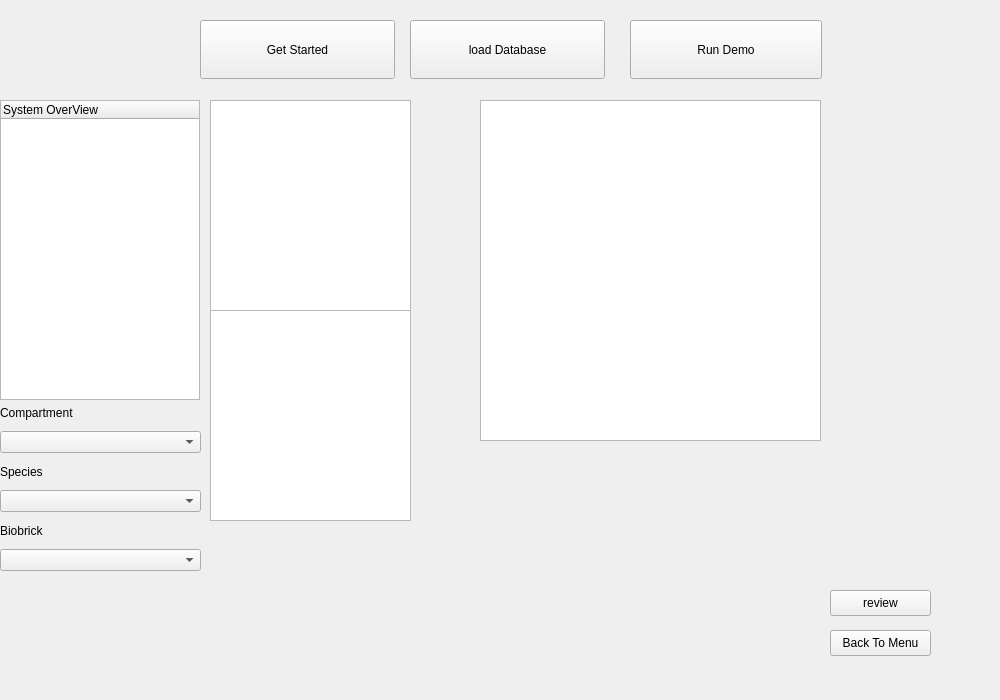
First picture: the form in src/igameUiMort/MainGraphicsView.ui, repository jkdirac/igame, before the edit.
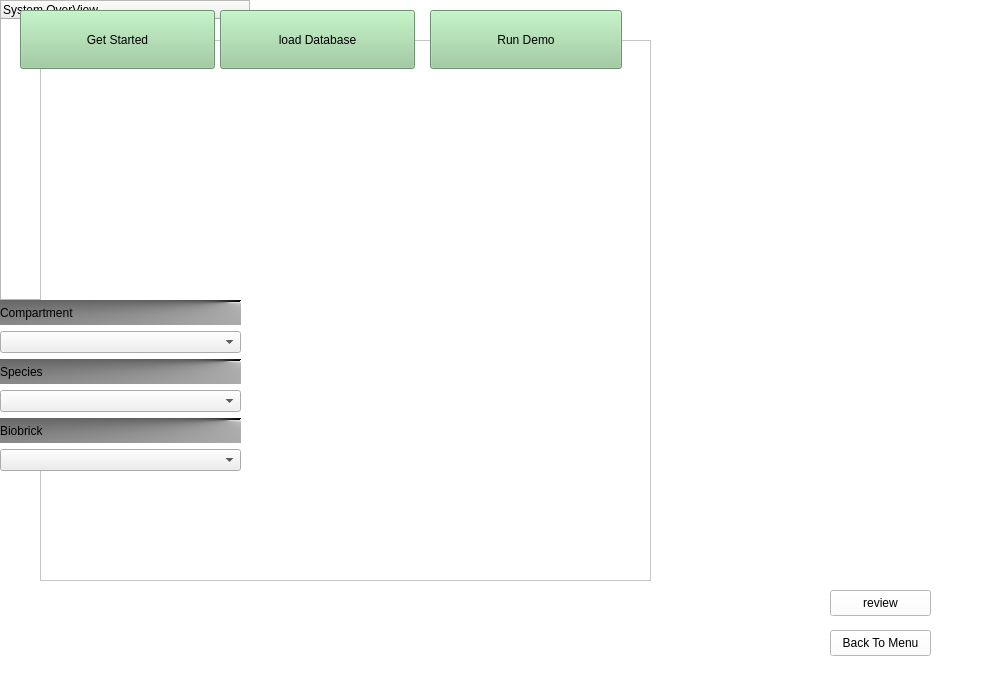
Second picture: the form after the edit. Icons and pictures are not drawn.

The edit to the form file:
```diff
--- a/src/igameUiMort/MainGraphicsView.ui
+++ b/src/igameUiMort/MainGraphicsView.ui
@@ -35,17 +35,20 @@
    <bool>false</bool>
   </property>
   <property name="styleSheet">
-   <string notr="true"/>
+   <string notr="true">background-color: rgb(255, 255, 255);</string>
   </property>
   <widget class="QGraphicsView" name="m_mainGraph">
    <property name="geometry">
     <rect>
-     <x>210</x>
-     <y>100</y>
+     <x>270</x>
+     <y>70</y>
      <width>201</width>
      <height>211</height>
     </rect>
    </property>
+   <property name="styleSheet">
+    <string notr="true">background-color: rgb(151, 203, 154);</string>
+   </property>
    <property name="verticalScrollBarPolicy">
     <enum>Qt::ScrollBarAsNeeded</enum>
    </property>
@@ -66,11 +69,15 @@
    <property name="geometry">
     <rect>
      <x>0</x>
-     <y>100</y>
-     <width>200</width>
+     <y>0</y>
+     <width>250</width>
      <height>300</height>
     </rect>
    </property>
+   <property name="styleSheet">
+    <string notr="true">background-color: rgb(ff,ff,ff);
+font: 9pt &quot;Verdana&quot;;</string>
+   </property>
    <column>
     <property name="text">
      <string notr="true">System OverView</string>
@@ -112,6 +119,9 @@
      <height>211</height>
     </rect>
    </property>
+   <property name="styleSheet">
+    <string notr="true">background-color: rgb(255, 255, 255);</string>
+   </property>
   </widget>
   <widget class="QGraphicsView" name="m_logo">
    <property name="enabled">
@@ -119,10 +129,10 @@
    </property>
    <property name="geometry">
     <rect>
-     <x>480</x>
-     <y>100</y>
-     <width>341</width>
-     <height>341</height>
+     <x>40</x>
+     <y>40</y>
+     <width>611</width>
+     <height>541</height>
     </rect>
    </property>
    <property name="acceptDrops">
@@ -135,8 +145,8 @@
   <widget class="QPushButton" name="m_loadbase">
    <property name="geometry">
     <rect>
-     <x>410</x>
-     <y>20</y>
+     <x>220</x>
+     <y>10</y>
      <width>195</width>
      <height>59</height>
     </rect>
@@ -147,6 +157,10 @@
      <verstretch>0</verstretch>
     </sizepolicy>
    </property>
+   <property name="styleSheet">
+    <string notr="true">background-color: rgb(151, 203, 154);
+font: 75 12pt &quot;Verdana&quot;;</string>
+   </property>
    <property name="text">
     <string>load Database</string>
    </property>
@@ -157,8 +171,8 @@
    </property>
    <property name="geometry">
     <rect>
-     <x>200</x>
-     <y>20</y>
+     <x>20</x>
+     <y>10</y>
      <width>195</width>
      <height>59</height>
     </rect>
@@ -169,6 +183,10 @@
      <verstretch>0</verstretch>
     </sizepolicy>
    </property>
+   <property name="styleSheet">
+    <string notr="true">background-color: rgb(151, 203, 154);
+font:75 12pt &quot;Verdana&quot;;</string>
+   </property>
    <property name="text">
     <string>Get Started</string>
    </property>
@@ -176,8 +194,8 @@
   <widget class="QPushButton" name="m_runDemo">
    <property name="geometry">
     <rect>
-     <x>630</x>
-     <y>20</y>
+     <x>430</x>
+     <y>10</y>
      <width>192</width>
      <height>59</height>
     </rect>
@@ -188,6 +206,10 @@
      <verstretch>0</verstretch>
     </sizepolicy>
    </property>
+   <property name="styleSheet">
+    <string notr="true">background-color: rgb(151,203,154);
+font: 75 12pt &quot;Verdana&quot;;</string>
+   </property>
    <property name="text">
     <string>Run Demo</string>
    </property>
@@ -196,41 +218,65 @@
    <property name="geometry">
     <rect>
      <x>0</x>
-     <y>400</y>
-     <width>201</width>
+     <y>300</y>
+     <width>241</width>
      <height>171</height>
     </rect>
    </property>
    <layout class="QVBoxLayout" name="verticalLayout">
     <item>
      <widget class="QLabel" name="label">
+      <property name="styleSheet">
+       <string notr="true">background-color: qconicalgradient(cx:0.944444, cy:0.091, angle:31.5, stop:0 rgba(0, 0, 0, 255), stop:1 rgba(255, 255, 255, 255));
+font: 9pt &quot;Verdana&quot;;</string>
+      </property>
       <property name="text">
        <string>Compartment</string>
       </property>
      </widget>
     </item>
     <item>
-     <widget class="QComboBox" name="com_combx"/>
+     <widget class="QComboBox" name="com_combx">
+      <property name="styleSheet">
+       <string notr="true">background-color: rgb(239, 239, 239);</string>
+      </property>
+     </widget>
     </item>
     <item>
      <widget class="QLabel" name="label_3">
+      <property name="styleSheet">
+       <string notr="true">background-color: qconicalgradient(cx:0.944444, cy:0.091, angle:31.5, stop:0 rgba(0, 0, 0, 255), stop:1 rgba(255, 255, 255, 255));
+font: 9pt &quot;Verdana&quot;;</string>
+      </property>
       <property name="text">
        <string>Species</string>
       </property>
      </widget>
     </item>
     <item>
-     <widget class="QComboBox" name="spe_combx"/>
+     <widget class="QComboBox" name="spe_combx">
+      <property name="styleSheet">
+       <string notr="true">background-color: rgb(240, 240, 240);</string>
+      </property>
+     </widget>
     </item>
     <item>
      <widget class="QLabel" name="label_2">
+      <property name="styleSheet">
+       <string notr="true">background-color: qconicalgradient(cx:0.944444, cy:0.091, angle:31.5, stop:0 rgba(0, 0, 0, 255), stop:1 rgba(255, 255, 255, 255));
+font: 9pt &quot;Verdana&quot;;</string>
+      </property>
       <property name="text">
        <string>Biobrick</string>
       </property>
      </widget>
     </item>
     <item>
-     <widget class="QComboBox" name="bio_combx"/>
+     <widget class="QComboBox" name="bio_combx">
+      <property name="styleSheet">
+       <string notr="true">background-color: rgb(236, 236, 236);</string>
+      </property>
+     </widget>
     </item>
    </layout>
   </widget>
```
Left out of the diff: 2 changed lines with no effect on the pictures.
